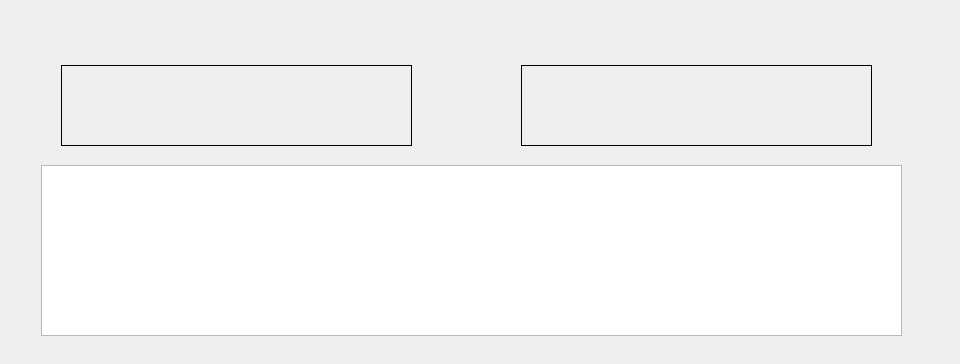
Qt form Client/Client.ui (tarffy/pokemon) before a commit; both pictures show x 0 to 960 and y 236 to 600 of the 960 by 600 pixel window.
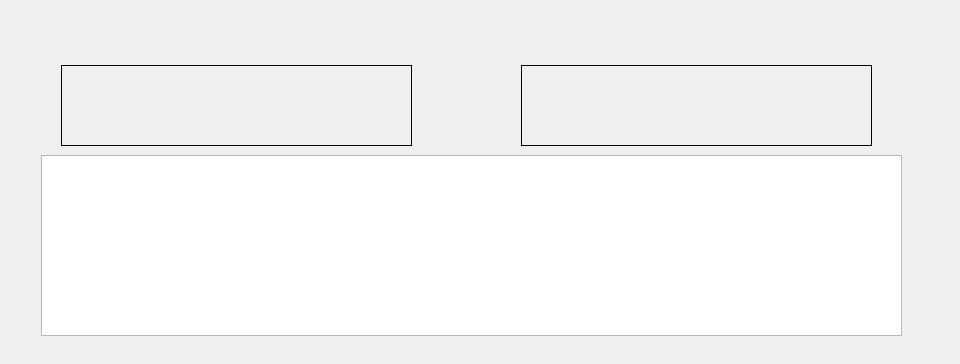
The same form after that commit. The open tabs and pages were chosen to show the change.

```diff
--- a/Client/Client.ui
+++ b/Client/Client.ui
@@ -1216,9 +1216,9 @@
         <property name="geometry">
          <rect>
           <x>30</x>
-          <y>390</y>
+          <y>380</y>
           <width>861</width>
-          <height>171</height>
+          <height>181</height>
          </rect>
         </property>
         <property name="undoRedoEnabled">
```
